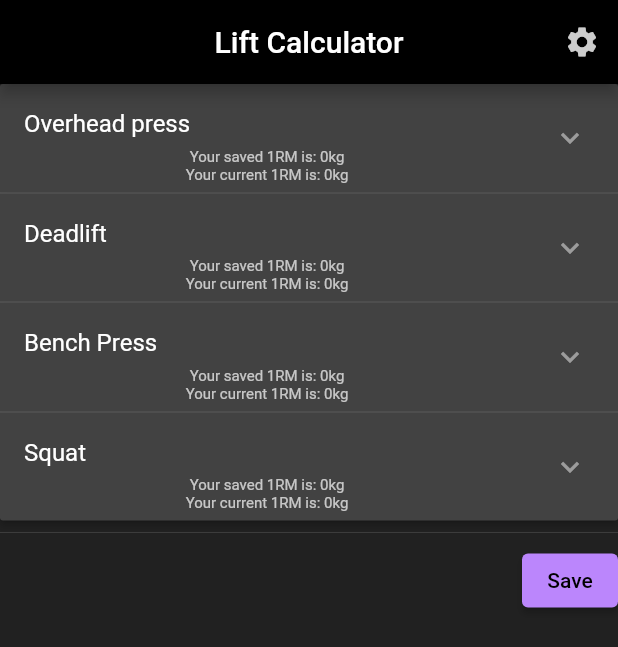
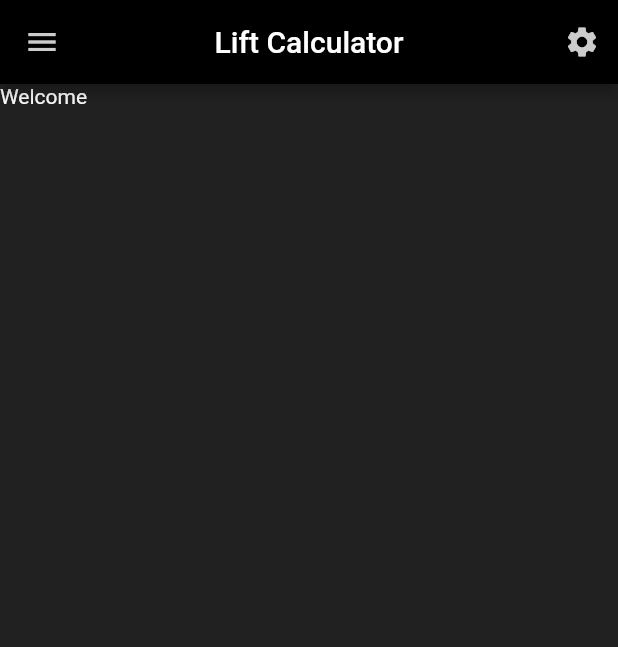
Before and after one commit to xMilotas/LiftCalculator, a Flutter app: the screen it shows after launch, on a phone screen of 412 x 824 dp. Shown: the top 647 px of the screen. Run offline on Flutter 3.47's test engine with Material 2 defaults, Android fonts, the phone set to English and light mode, and no system bars; our stand-ins replace flutter_spinbox, shared_preferences, sqflite; accounts and stored records are empty.

Commit message:
added drawer and homescreen

```diff
--- a/lib/main.dart
+++ b/lib/main.dart
@@ -1,5 +1,7 @@
 import 'package:flutter/material.dart';
 import 'package:flutter/widgets.dart';
+import 'package:liftcalculator/screens/home_screen.dart';
+import 'package:liftcalculator/screens/settings_screen.dart';
 import 'package:provider/provider.dart';
 
 import 'package:liftcalculator/models/profile.dart';
@@ -28,7 +30,13 @@ class MyApp extends StatelessWidget {
           colorScheme: ColorScheme.dark(),
           iconTheme: IconThemeData(color: Colors.purple.shade200, opacity: 0.8),
         ),
-        home: TrainingMaxConfigScreen());
+        initialRoute: '/',
+        routes: {
+          '/': (context) => HomeScreen(),
+          '/settings': (context) => SettingsScreen(),
+          '/trainingConfig': (context) => TrainingMaxConfigScreen(),
+        },
+    );
   }
 }
 
@@ -43,9 +51,6 @@ class Splash extends StatelessWidget {
 }
 
 
-// With this we can only pass user profile to 1 screen, should probably switch to a different solution
-// Maybe use the boilerplate from the guy
-// I also don't like the "rebuilding" of the class
 
 // What defines a training? i.e. how is it calculated
 
--- /dev/null
+++ b/lib/models/appBar.dart
@@ -0,0 +1,19 @@
+import 'package:flutter/material.dart';
+import 'package:liftcalculator/screens/settings_screen.dart';
+
+buildAppBar(context) => AppBar(
+      centerTitle: true,
+      title: Text('Lift Calculator'),
+      actions: [
+        IconButton(
+            icon: const Icon(Icons.settings),
+            tooltip: 'Settings',
+            onPressed: () {
+              Navigator.of(context).push(
+                  MaterialPageRoute(builder: (context) => SettingsScreen()
+                  ),
+                );
+            },
+          ),
+      ],
+    );
--- /dev/null
+++ b/lib/models/drawer.dart
@@ -0,0 +1,22 @@
+import 'package:flutter/material.dart';
+
+buildDrawer(context) => Drawer(
+      child: ListView(
+        children: [
+          ListTile(
+            leading: Icon(Icons.home),
+            title: const Text('Home'),
+            onTap: () {
+              Navigator.pushReplacementNamed(context, '/');
+            },
+          ),
+          ListTile(
+            leading: Icon(Icons.edit),
+            title: const Text('Configure TM'),
+            onTap: () {
+              Navigator.pushReplacementNamed(context, '/trainingConfig');
+            },
+          )
+        ],
+      ),
+    );
--- a/lib/screens/home_screen.dart
+++ b/lib/screens/home_screen.dart
@@ -0,0 +1,28 @@
+import 'package:flutter/material.dart';
+import 'package:liftcalculator/models/appBar.dart';
+import 'package:liftcalculator/models/drawer.dart';
+import 'package:liftcalculator/models/profile.dart';
+
+import 'package:liftcalculator/main.dart';
+import 'package:provider/provider.dart';
+
+class HomeScreen extends StatefulWidget {
+  @override
+  _TrainingMaxConfigScreenState createState() =>
+      _TrainingMaxConfigScreenState();
+}
+
+class _TrainingMaxConfigScreenState extends State<HomeScreen> {
+  @override
+  Widget build(BuildContext context) {
+    var profile = Provider.of<UserProfile>(context);
+     if (profile.isLoaded == false) {
+      return Splash();
+    } else
+      return Scaffold(
+        appBar: buildAppBar(context),
+        body: Scaffold(body: Container(child: Text('Welcome'),),),
+        drawer: buildDrawer(context),
+      );
+  }
+}
--- a/lib/screens/settings_screen.dart
+++ b/lib/screens/settings_screen.dart
@@ -1,7 +1,6 @@
 import 'package:flutter/material.dart';
 import 'package:flutter_spinbox/material.dart';
 
-import 'package:liftcalculator/main.dart';
 import 'package:liftcalculator/models/profile.dart';
 import 'package:liftcalculator/util/preferences.dart';
 import 'package:provider/provider.dart';
--- a/lib/screens/training_max_screen.dart
+++ b/lib/screens/training_max_screen.dart
@@ -1,6 +1,7 @@
 import 'package:flutter/material.dart';
+import 'package:liftcalculator/models/appBar.dart';
+import 'package:liftcalculator/models/drawer.dart';
 import 'package:liftcalculator/models/profile.dart';
-import 'package:liftcalculator/screens/settings_screen.dart';
 
 import 'package:liftcalculator/models/trainingMax.dart';
 import 'package:flutter/services.dart';
@@ -21,19 +22,8 @@ class _TrainingMaxConfigScreenState extends State<TrainingMaxConfigScreen> {
       return Splash();
     } else
       return Scaffold(
-        appBar: AppBar(
-          centerTitle: true,
-          title: Text('Lift Calculator'),
-          actions: [
-            IconButton(
-                icon: const Icon(Icons.settings),
-                tooltip: 'Settings',
-                onPressed: () {
-                  Navigator.of(context).push(MaterialPageRoute(
-                      builder: (context) => SettingsScreen()));
-                }),
-          ],
-        ),
+        appBar: buildAppBar(context),
+        drawer: buildDrawer(context),
         body: SingleChildScrollView(
           child: Column(mainAxisAlignment: MainAxisAlignment.center, children: [
             Column(
```
